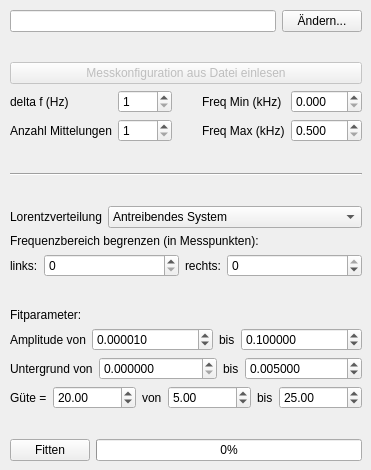
The window that Design/SpektrLaden.ui (lustra/BE-ESM-Analysis) describes before a commit, drawn with Qt 5.
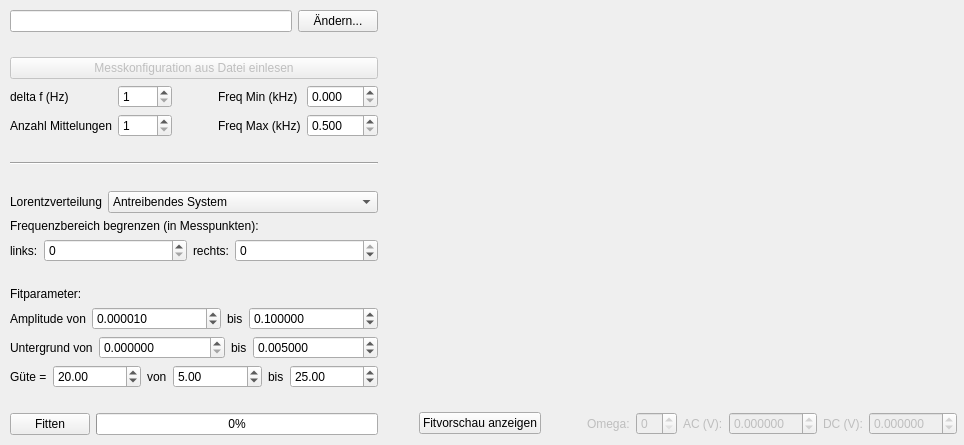
The same window after the commit. Custom widgets are drawn as their Qt base class.

Commit message: Fit-Vorschau - BE-Spektroskopie hat jetzt eine Fit-Vorschau! - Bedienbarkeit noch erhöhen - Vorbereitung zur Objektorientierung für den Spektroskopie-Fit

```diff
--- a/Design/SpektrLaden.ui
+++ b/Design/SpektrLaden.ui
@@ -6,8 +6,8 @@
    <rect>
     <x>0</x>
     <y>0</y>
-    <width>371</width>
-    <height>470</height>
+    <width>964</width>
+    <height>445</height>
    </rect>
   </property>
   <property name="windowTitle">
@@ -19,10 +19,12 @@
      <rect>
       <x>10</x>
       <y>10</y>
-      <width>352</width>
-      <height>451</height>
+      <width>947</width>
+      <height>425</height>
      </rect>
     </property>
+    <layout class="QHBoxLayout" name="horizontalLayout">
+     <item>
     <layout class="QVBoxLayout" name="verticallayout">
      <item>
       <layout class="QHBoxLayout" name="horizontallayout2">
@@ -134,6 +136,9 @@
          <property name="orientation">
           <enum>Qt::Horizontal</enum>
          </property>
+           <property name="sizeType">
+            <enum>QSizePolicy::Fixed</enum>
+           </property>
          <property name="sizeHint" stdset="0">
           <size>
            <width>40</width>
@@ -522,6 +527,12 @@
          <property name="enabled">
           <bool>true</bool>
          </property>
+           <property name="sizePolicy">
+            <sizepolicy hsizetype="Expanding" vsizetype="Fixed">
+             <horstretch>0</horstretch>
+             <verstretch>0</verstretch>
+            </sizepolicy>
+           </property>
          <property name="value">
           <number>0</number>
          </property>
@@ -530,9 +541,150 @@
       </layout>
      </item>
     </layout>
-   </widget>
-  </widget>
- </widget>
+     </item>
+     <item>
+      <spacer name="horizontalspacer2">
+       <property name="orientation">
+        <enum>Qt::Horizontal</enum>
+       </property>
+       <property name="sizeType">
+        <enum>QSizePolicy::MinimumExpanding</enum>
+       </property>
+       <property name="sizeHint" stdset="0">
+        <size>
+         <width>0</width>
+         <height>0</height>
+        </size>
+       </property>
+      </spacer>
+     </item>
+     <item>
+      <layout class="QVBoxLayout" name="verticallayout1">
+       <item>
+        <widget class="Vorschau" name="plotter" native="true">
+         <property name="sizePolicy">
+          <sizepolicy hsizetype="Expanding" vsizetype="Expanding">
+           <horstretch>0</horstretch>
+           <verstretch>0</verstretch>
+          </sizepolicy>
+         </property>
+        </widget>
+       </item>
+       <item>
+        <layout class="QHBoxLayout" name="horizontallayout8">
+         <item>
+          <widget class="QPushButton" name="button_vorschau">
+           <property name="text">
+            <string>Fitvorschau anzeigen</string>
+           </property>
+           <property name="checkable">
+            <bool>true</bool>
+           </property>
+          </widget>
+         </item>
+         <item>
+          <spacer name="horizontalspacer1">
+           <property name="orientation">
+            <enum>Qt::Horizontal</enum>
+           </property>
+           <property name="sizeHint" stdset="0">
+            <size>
+             <width>40</width>
+             <height>20</height>
+            </size>
+           </property>
+          </spacer>
+         </item>
+         <item>
+          <widget class="QLabel" name="label_omega">
+           <property name="enabled">
+            <bool>false</bool>
+           </property>
+           <property name="text">
+            <string>Omega:</string>
+           </property>
+          </widget>
+         </item>
+         <item>
+          <widget class="QSpinBox" name="box_omega">
+           <property name="enabled">
+            <bool>false</bool>
+           </property>
+          </widget>
+         </item>
+         <item>
+          <widget class="QLabel" name="label_ac">
+           <property name="enabled">
+            <bool>false</bool>
+           </property>
+           <property name="text">
+            <string>AC (V):</string>
+           </property>
+          </widget>
+         </item>
+         <item>
+          <widget class="QDoubleSpinBox" name="box_ac">
+           <property name="enabled">
+            <bool>false</bool>
+           </property>
+           <property name="decimals">
+            <number>6</number>
+           </property>
+           <property name="minimum">
+            <double>-99.999999000000003</double>
+           </property>
+           <property name="maximum">
+            <double>99.999999000000003</double>
+           </property>
+           <property name="singleStep">
+            <double>0.100000000000000</double>
+           </property>
+          </widget>
+         </item>
+         <item>
+          <widget class="QLabel" name="label_dc">
+           <property name="enabled">
+            <bool>false</bool>
+           </property>
+           <property name="text">
+            <string>DC (V):</string>
+           </property>
+          </widget>
+         </item>
+         <item>
+          <widget class="QDoubleSpinBox" name="box_dc">
+           <property name="enabled">
+            <bool>false</bool>
+           </property>
+           <property name="decimals">
+            <number>6</number>
+           </property>
+           <property name="minimum">
+            <double>-99.999999000000003</double>
+           </property>
+           <property name="singleStep">
+            <double>0.100000000000000</double>
+           </property>
+          </widget>
+         </item>
+        </layout>
+       </item>
+      </layout>
+     </item>
+    </layout>
+   </widget>
+   <zorder>horizontalLayoutWidget</zorder>
+   <zorder>horizontalspacer2</zorder>
+  </widget>
+ </widget>
+ <customwidgets>
+  <customwidget>
+   <class>Vorschau</class>
+   <extends>QWidget</extends>
+   <header>Module.Spektroskopie.Vorschau</header>
+   <container>1</container>
+  </customwidget>
+ </customwidgets>
  <resources/>
  <connections/>
 </ui>
```
Left out of the diff: 101 changed lines with no effect on the pictures. Lines whose indentation alone changed are shown as unchanged. The commit also changes 11 other files.
